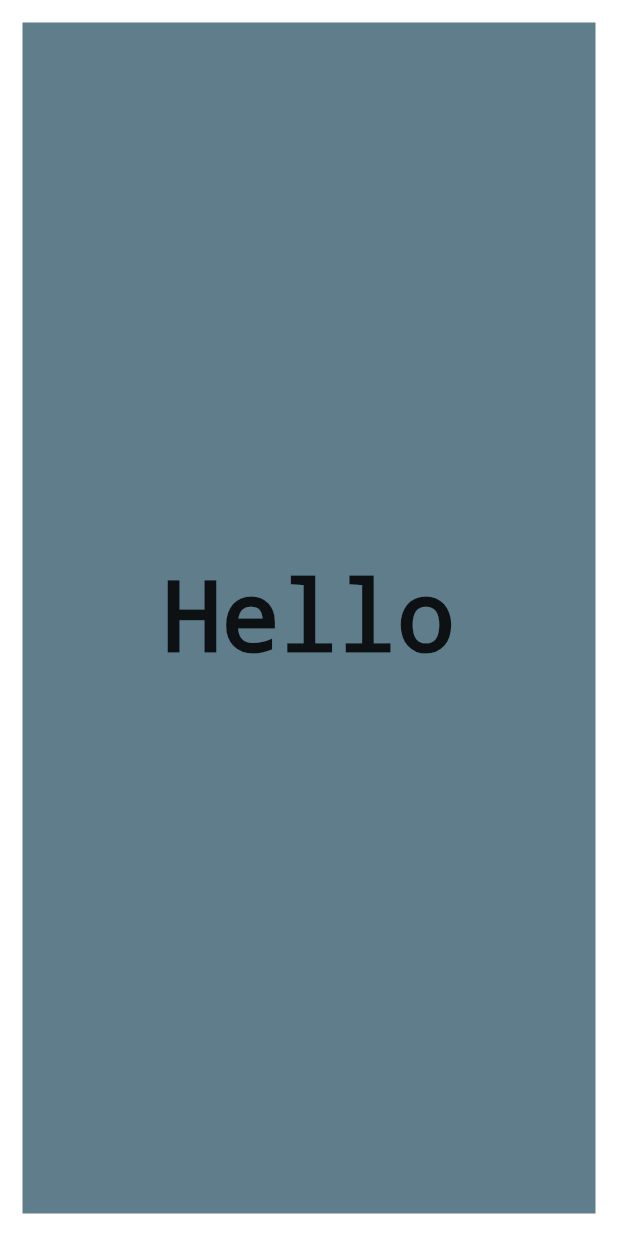
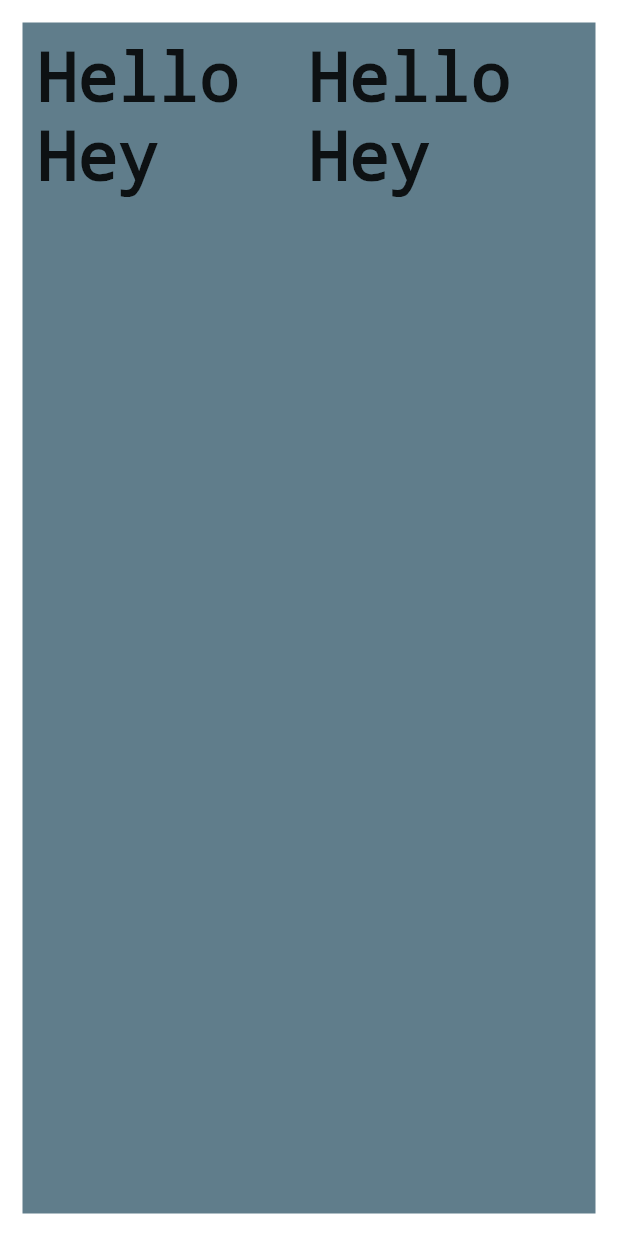
Before and after one commit to IsuruBRanapana/Flutter-1, a Flutter app: the screen it shows after launch, on a phone screen of 412 x 824 dp. Run offline on Flutter 3.47's test engine with Material 2 defaults, Android fonts, the phone set to English and light mode, and no system bars.

Commit message:
Learning objectives of flutter

```diff
--- a/Flutter/sample_project02/lib/app_screen/home.dart
+++ b/Flutter/sample_project02/lib/app_screen/home.dart
@@ -9,13 +9,56 @@ class Home extends StatelessWidget{
       alignment: Alignment.center,
       margin: EdgeInsets.all(15.0),
       padding: EdgeInsets.all(10.0),
-      child: Text("Hello",textDirection: TextDirection.ltr,
+      child:Column(children: <Widget>[
+        Row(children: <Widget>[
+        Expanded(child:
+         Text("Hello",textDirection: TextDirection.ltr,
       style: TextStyle(color: Colors.black87,
       decoration: TextDecoration.none,
-      fontSize: 65.0,
-       ),),
+      fontSize: 45.0,
+       )
+       ,),),
 
-    )
+    Expanded(child:
+        Text("Hello",textDirection: TextDirection.ltr,
+      style: TextStyle(color: Colors.black87,
+      decoration: TextDecoration.none,
+      fontSize: 45.0,
+       )
+       ,),)
+
+
+
+      ],),
+
+          Row(children: <Widget>[
+        Expanded(child:
+         Text("Hey",textDirection: TextDirection.ltr,
+      style: TextStyle(color: Colors.black87,
+      decoration: TextDecoration.none,
+      fontSize: 45.0,
+       )
+       ,),),
+
+    Expanded(child:
+        Text("Hey",textDirection: TextDirection.ltr,
+      style: TextStyle(color: Colors.black87,
+      decoration: TextDecoration.none,
+      fontSize: 45.0,
+       )
+       ,),)
+
+
+
+      ],)
+
+
+
+
+
+      ],)
+
+         )
      ,);
   }
 }
```
Also changed, not shown: Flutter/sample_project02/Images/15.png (added).
